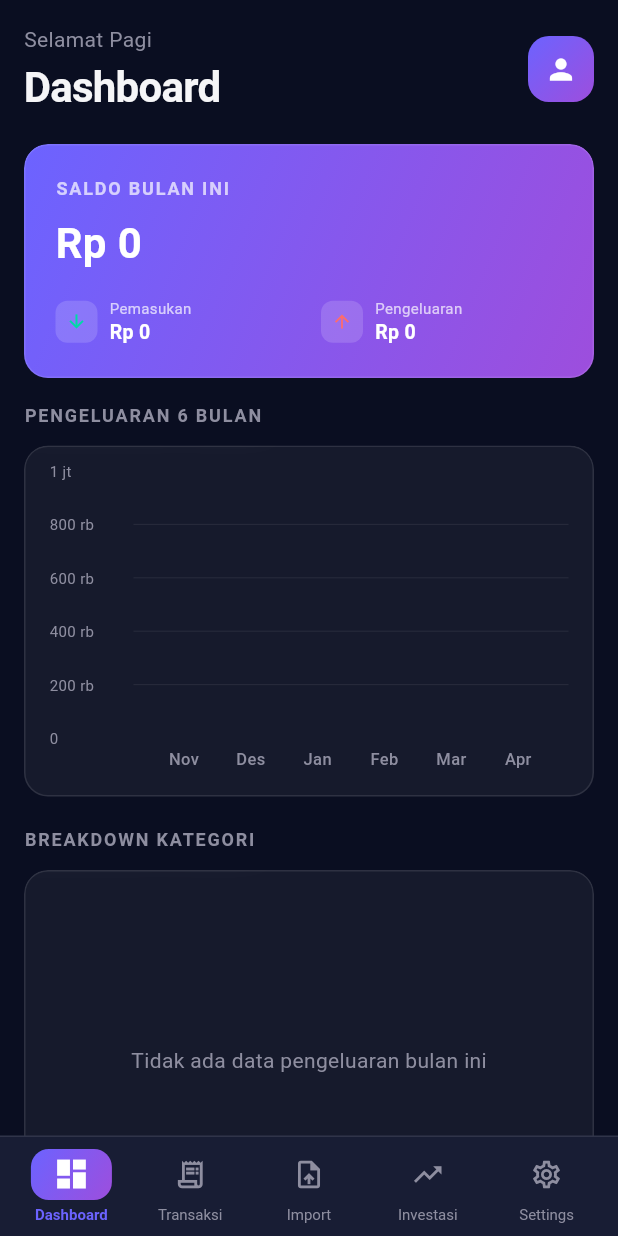
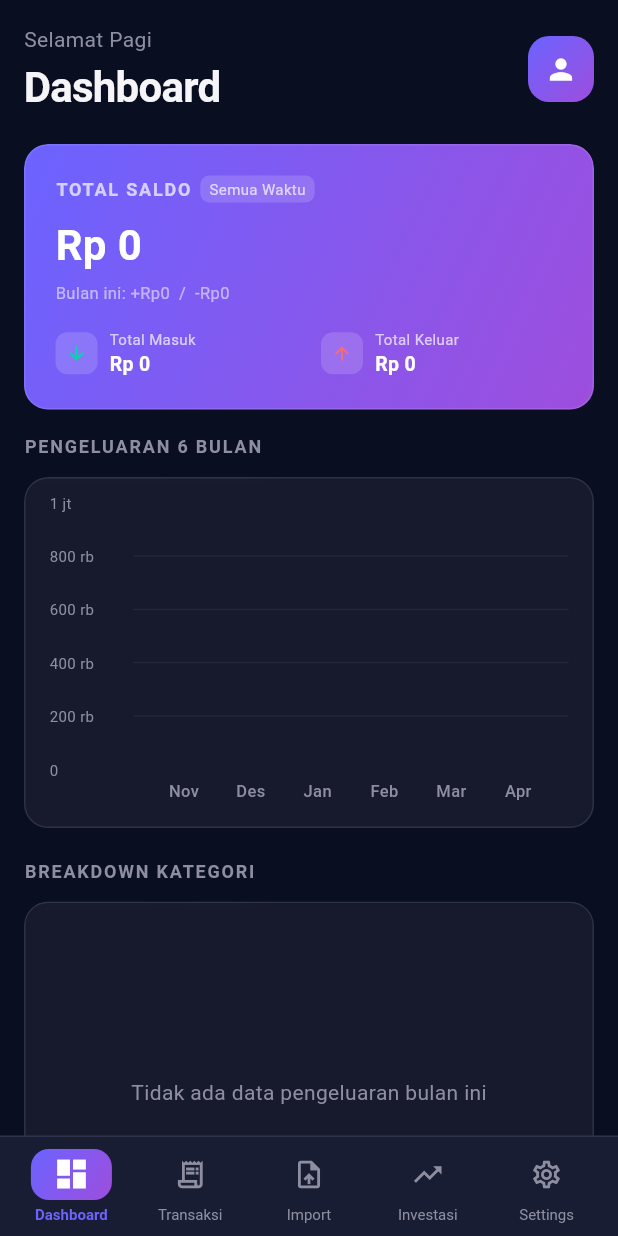
Before and after one commit to yugakurniawan-git/money-management, a Flutter app: the screen it shows once a user with an empty profile is signed in, on a phone screen of 412 x 824 dp. Run offline on Flutter 3.47's test engine with Material 3 defaults, Android fonts, the phone set to English and light mode, and no system bars; drawn by our look-alikes of fl_chart; our stand-ins replace cloud_firestore, csv, file_picker, firebase_auth, firebase_core, flutter_riverpod; missing offline and left inert: syncfusion_flutter_pdf; accounts and stored records are empty; network calls fail.

Commit message:
Fix: saldo dashboard jadi kumulatif semua waktu, bukan hanya bulan ini

```diff
--- a/lib/providers/transaction_provider.dart
+++ b/lib/providers/transaction_provider.dart
@@ -23,6 +23,28 @@ final transactionsByAccountProvider =
       .watch(firebaseServiceProvider)
       .getTransactions(accountId: accountId);
 });
+
+// Total saldo kumulatif dari semua transaksi sepanjang waktu
+final totalBalanceProvider = Provider<_TotalBalance>((ref) {
+  final transactions = ref.watch(transactionsProvider).value ?? [];
+  double income = 0;
+  double expense = 0;
+  for (final txn in transactions) {
+    if (txn.isIncome) {
+      income += txn.amount;
+    } else {
+      expense += txn.amount;
+    }
+  }
+  return _TotalBalance(totalIncome: income, totalExpense: expense);
+});
+
+class _TotalBalance {
+  final double totalIncome;
+  final double totalExpense;
+  _TotalBalance({required this.totalIncome, required this.totalExpense});
+  double get balance => totalIncome - totalExpense;
+}
 
 // Monthly summary
 final monthlySummaryProvider =
--- a/lib/screens/dashboard/dashboard_screen.dart
+++ b/lib/screens/dashboard/dashboard_screen.dart
@@ -1,5 +1,6 @@
 import 'package:flutter/material.dart';
 import 'package:flutter_riverpod/flutter_riverpod.dart';
+import 'package:intl/intl.dart';
 
 import '../../theme/app_colors.dart';
 import '../../providers/transaction_provider.dart';
@@ -15,6 +16,9 @@ import '../../widgets/common/staggered_list_animation.dart';
 class DashboardScreen extends ConsumerWidget {
   const DashboardScreen({super.key});
 
+  static String _fmt(double v) =>
+      NumberFormat.compactCurrency(locale: 'id_ID', symbol: 'Rp', decimalDigits: 0).format(v);
+
   String _greeting() {
     final hour = DateTime.now().hour;
     if (hour < 11) return 'Selamat Pagi';
@@ -27,6 +31,7 @@ class DashboardScreen extends ConsumerWidget {
   Widget build(BuildContext context, WidgetRef ref) {
     final now = DateTime.now();
     final summary = ref.watch(monthlySummaryProvider(now));
+    final totalBalance = ref.watch(totalBalanceProvider);
     final transactions = ref.watch(transactionsProvider);
     final categoryMap = ref.watch(categoryNameMapProvider);
     return Scaffold(
@@ -101,8 +106,10 @@ class DashboardScreen extends ConsumerWidget {
                     child: Column(
                       crossAxisAlignment: CrossAxisAlignment.start,
                       children: [
+                        Row(
+                          children: [
                             const Text(
-                          'SALDO BULAN INI',
+                              'TOTAL SALDO',
                               style: TextStyle(
                                 color: Colors.white70,
                                 fontSize: 12,
@@ -110,22 +117,44 @@ class DashboardScreen extends ConsumerWidget {
                                 letterSpacing: 1.2,
                               ),
                             ),
+                            const SizedBox(width: 6),
+                            Container(
+                              padding: const EdgeInsets.symmetric(
+                                  horizontal: 6, vertical: 2),
+                              decoration: BoxDecoration(
+                                color: Colors.white.withAlpha(38),
+                                borderRadius: BorderRadius.circular(6),
+                              ),
+                              child: const Text(
+                                'Semua Waktu',
+                                style: TextStyle(
+                                    color: Colors.white70, fontSize: 10),
+                              ),
+                            ),
+                          ],
+                        ),
                         const SizedBox(height: 8),
                         AnimatedNumber(
-                          value: summary.balance,
+                          value: totalBalance.balance,
                           style: const TextStyle(
                             color: Colors.white,
                             fontSize: 28,
                             fontWeight: FontWeight.w700,
                           ),
                         ),
+                        const SizedBox(height: 4),
+                        Text(
+                          'Bulan ini: +${_fmt(summary.totalIncome)}  /  -${_fmt(summary.totalExpense)}',
+                          style: const TextStyle(
+                              color: Colors.white54, fontSize: 11),
+                        ),
                         const SizedBox(height: 16),
                         Row(
                           children: [
                             Expanded(
                               child: _MiniStat(
-                                label: 'Pemasukan',
-                                value: summary.totalIncome,
+                                label: 'Total Masuk',
+                                value: totalBalance.totalIncome,
                                 icon: Icons.arrow_downward,
                                 color: AppColors.income,
                               ),
@@ -133,8 +162,8 @@ class DashboardScreen extends ConsumerWidget {
                             const SizedBox(width: 16),
                             Expanded(
                               child: _MiniStat(
-                                label: 'Pengeluaran',
-                                value: summary.totalExpense,
+                                label: 'Total Keluar',
+                                value: totalBalance.totalExpense,
                                 icon: Icons.arrow_upward,
                                 color: AppColors.expense,
                               ),
```
Lines whose indentation alone changed are shown as unchanged.
